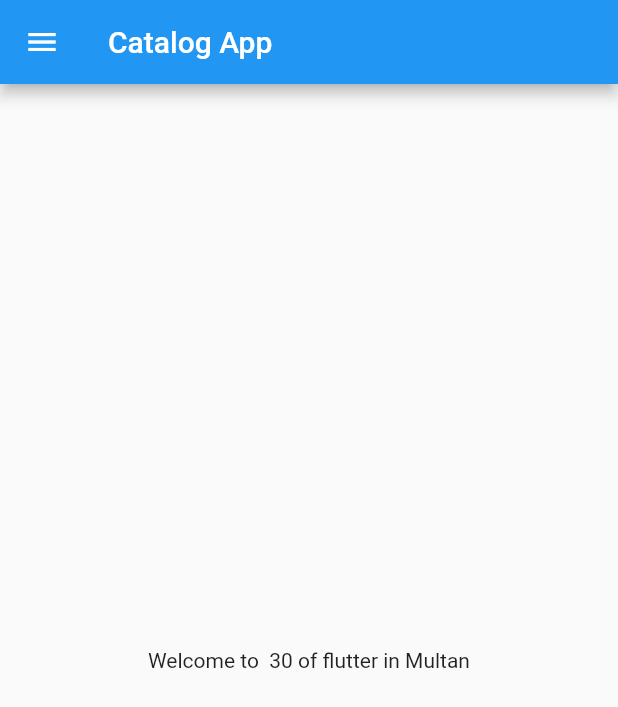
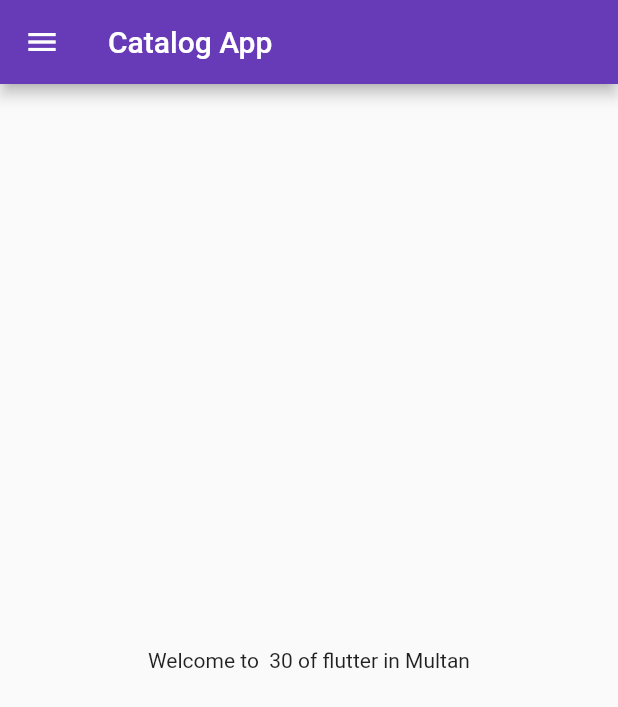
Before and after one commit to AmnaZafar21/MyflutterPractice, a Flutter app: the screen it shows after launch, on a phone screen of 412 x 824 dp. Shown: the top 707 px of the screen. Run offline on Flutter 3.47's test engine with Material 2 defaults, Android fonts, the light colour scheme and no system bars; missing offline and left inert: dart:ffi.

Commit message:
Day 3 Completed

```diff
--- a/lib/main.dart
+++ b/lib/main.dart
@@ -1,6 +1,7 @@
 import 'package:flutter/material.dart';
 
-import 'home_page.dart';
+import 'pages/home_page.dart';
+import 'pages/login_page.dart';
 
 void main() {
   runApp(MyApp());
@@ -11,17 +12,31 @@
 
   @override
   Widget build(BuildContext context) {
-
+    // bringVegetables();
     //double pie = 3.14;
-   // bool intial = true;
-   // num temprature =
-      //  20.5; //accepts other value  of temp as well could be string as well
+    // bool intial = true;
+    // num temprature =
+    //  20.5; //accepts other value  of temp as well could be string as well
     //var day = "tuesday"; // accept all data type
     // const pie2 = 3.14;//could not change value
 
     return MaterialApp(
-       home: HomePage(),
-        );
+     // home: HomePage(),
+      themeMode: ThemeMode.light,
+      theme: ThemeData(primaryColor: Colors.deepPurple),
+      darkTheme: ThemeData(primaryColor: Colors.red),
+      initialRoute: "/home",
+      routes: {
+        "/": (context) => LoginPage(),
+        "/home": (context) => HomePage(),
+        "/login": (context) => LoginPage()
+      },
+    );
   }
-  //dart.dev for documentation guidendence
+  //bringVegetables({required bool thaila,int rupes = 100})
+  // {
+
+  //}
+  // //dart.dev for documentation guidendence
+  //wideget return krta hai kuch na kuch
 }
--- a/lib/home_page.dart
+++ b/lib/pages/home_page.dart
@@ -8,8 +8,7 @@
   Widget build(BuildContext context) {
     return Scaffold(
 
-      appBar: AppBar( title: Text("Catalog App"),
-      ),
+      appBar: AppBar( title: Text("Catalog App"),),
 
         body: Center(
             child: Container(
```
Also changed, not shown: lib/pages/login_page.dart (added, +19 -0 lines).
